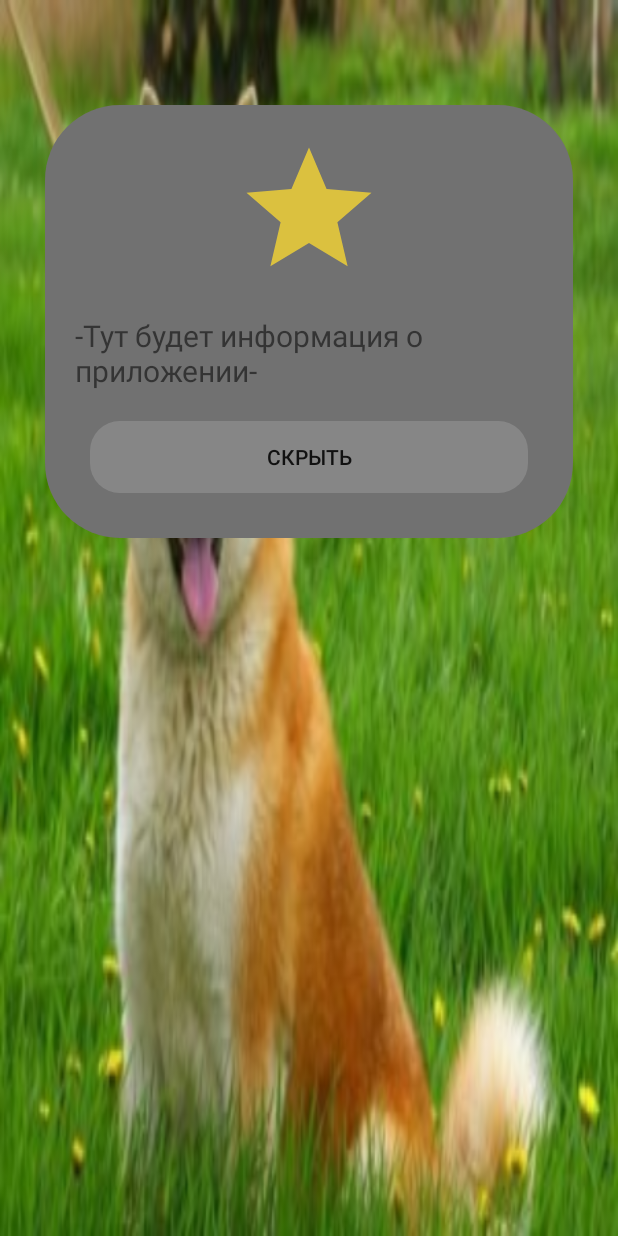
After one commit to qwezzet/ChooseADog, an Android app: the layout dialog_layout.xml on its own in the app's theme, with its tools: preview values and no code run, on a phone screen of 412 x 824 dp. The commit adds this screen. Run offline under Robolectric (Android 15) with nearby library versions, the phone set to English and light mode, and no system bars.

Commit message:
cleaning (right)

```diff
--- /dev/null
+++ b/app/src/main/res/drawable/dialog_background.xml
@@ -0,0 +1,6 @@
+<?xml version="1.0" encoding="utf-8"?>
+<shape xmlns:android="http://schemas.android.com/apk/res/android"
+    android:shape="rectangle">
+    <corners android:radius="50dp" />
+    <solid android:color="#717171" />
+</shape>
--- /dev/null
+++ b/app/src/main/res/layout/dialog_layout.xml
@@ -0,0 +1,51 @@
+<?xml version="1.0" encoding="utf-8"?>
+<LinearLayout xmlns:android="http://schemas.android.com/apk/res/android"
+    xmlns:tools="http://schemas.android.com/tools"
+    android:id="@+id/dialLay"
+    android:background="@drawable/akita"
+    android:layout_width="match_parent"
+    android:layout_height="match_parent"
+    android:gravity="center_horizontal"
+    android:orientation="vertical"
+    android:padding="20dp">
+
+    <LinearLayout
+        android:layout_width="match_parent"
+        android:layout_height="wrap_content"
+        android:layout_marginStart="10dp"
+        android:layout_marginTop="50dp"
+        android:layout_marginEnd="10dp"
+        android:layout_marginBottom="50dp"
+        android:background="@drawable/dialog_background"
+        android:orientation="vertical"
+        android:paddingTop="20dp"
+        android:paddingBottom="20dp">
+
+        <ImageView
+            android:layout_width="100dp"
+            android:layout_height="100dp"
+            android:layout_gravity="center"
+            android:src="@drawable/icon_star"
+            tools:ignore="ContentDescription" />
+
+        <TextView
+            android:layout_width="wrap_content"
+            android:layout_height="wrap_content"
+            android:layout_margin="20dp"
+            android:text="@string/infab"
+
+            android:textSize="20sp" />
+
+        <android.widget.Button
+            android:id="@+id/abBtn"
+            android:layout_width="match_parent"
+            android:layout_height="wrap_content"
+            android:layout_gravity="center"
+            android:layout_marginLeft="30sp"
+            android:layout_marginRight="30sp"
+            android:layout_marginBottom="10dp"
+            android:background="@drawable/customsearchview"
+            android:padding="10dp"
+            android:text="@string/unshow" />
+    </LinearLayout>
+</LinearLayout>
--- a/app/src/main/res/values/strings.xml
+++ b/app/src/main/res/values/strings.xml
@@ -29,9 +29,6 @@
         <item>Закрыть</item>
     </string-array>
     <string-array name="mainarray">
-        <item>Информация о приложении</item>
-        <item>-Тут будет информация о приложении-</item>
-        <item>Скрыть</item>
         <item>С уважением от разработчика!</item>
     </string-array>
     <string-array name="dogs_names">
@@ -267,4 +264,6 @@
     <string name="decoration">Декоративные</string>
     <string name="oxot">Охотничьи</string>
     <string name="all_delete">Все / Сброс</string>
+    <string name="infab">-Тут будет информация о приложении-</string>
+    <string name="unshow">Скрыть</string>
 </resources>
```
Also changed, not shown: app/src/main/java/com/example/myproject/MainActivity.java (+32 -8 lines).
